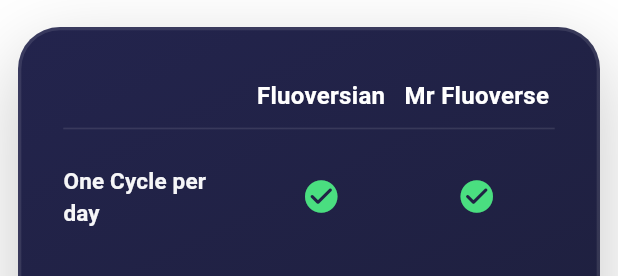
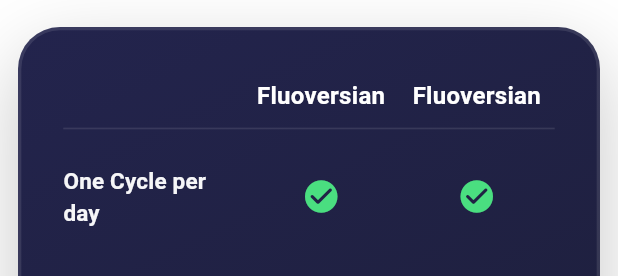
Before and after one commit to langverseadmin/Fluoverse-Landing-Page, a Flutter app: the _MonthlyYearlyComparisonTable widget shown alone on an empty page, opened directly with empty values, on a phone screen of 412 x 824 dp. Shown: the top 276 px of the screen. Run offline on Flutter 3.47's test engine with Material 3 defaults, Android fonts, the phone set to English and light mode, and no system bars; our stand-ins replace confetti, flutter_animate, flutter_markdown, go_router, lottie, lucide_icons and 1 more; missing offline and left inert: dart:html; accounts and stored records are empty.

Commit message:
changed name of yearly plan

```diff
--- a/lib/website/screens/pricing_v2.dart
+++ b/lib/website/screens/pricing_v2.dart
@@ -975,7 +975,7 @@ class _MonthlyYearlyComparisonTable extends StatelessWidget {
                 ),
                 Expanded(
                   child: Text(
-                    'Mr Fluoverse',
+                    'Fluoversian',
                     textAlign: TextAlign.center,
                     style: const TextStyle(
                       fontWeight: FontWeight.bold,
@@ -1224,7 +1224,7 @@ class _SaasPricingCard extends StatelessWidget {
                         // (No plan label here)
                         Center(
                           child: Text(
-                            isYearly ? 'Mr Fluoverse' : plan.name,
+                            isYearly ? 'Fluoversian' : plan.name,
                             style: theme.textTheme.titleLarge?.copyWith(
                               color: Colors.white,
                               fontWeight: FontWeight.bold,
```
